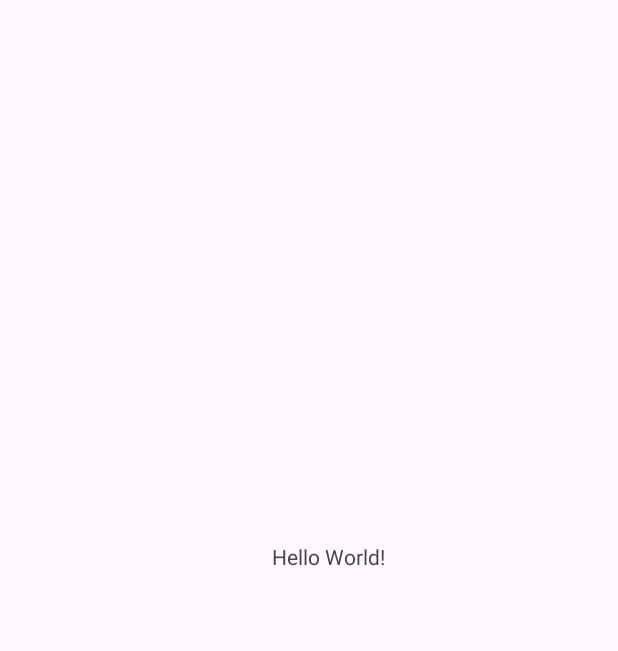
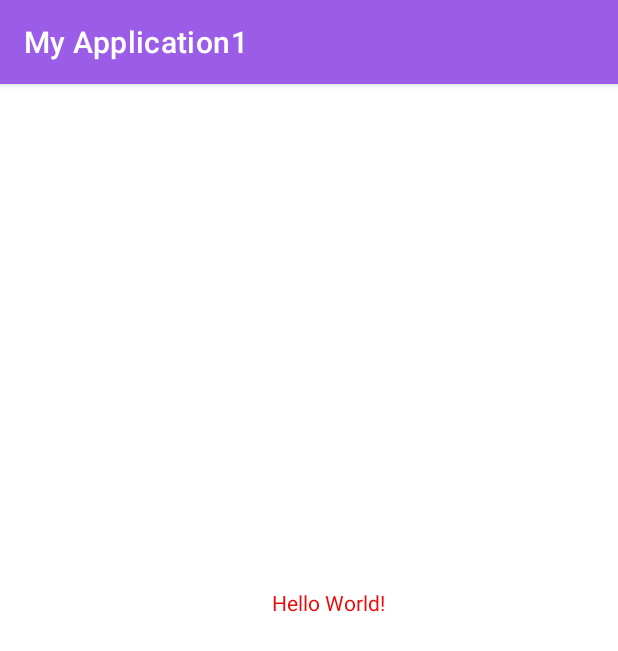
Before and after one commit to yangliu-lyla/MyApplication1, an Android app: the screen it shows after launch (MainActivity), on a phone screen of 412 x 824 dp. Before the commit the part shown is almost empty. Shown: the top 651 px of the screen. Run offline under Robolectric (Android 15) with nearby library versions, the phone set to English and light mode, and no system bars.

Commit message:
Second Commit: changed the icon and app colours

```diff
--- a/app/src/main/AndroidManifest.xml
+++ b/app/src/main/AndroidManifest.xml
@@ -6,9 +6,9 @@
         android:allowBackup="true"
         android:dataExtractionRules="@xml/data_extraction_rules"
         android:fullBackupContent="@xml/backup_rules"
-        android:icon="@mipmap/ic_launcher"
+        android:icon="@drawable/app_icon"
         android:label="@string/app_name"
-        android:roundIcon="@mipmap/ic_launcher_round"
+
         android:supportsRtl="true"
         android:theme="@style/Theme.MyApplication1"
         tools:targetApi="31">
--- a/app/src/main/res/mipmap-anydpi-v26/ic_launcher.xml
+++ /dev/null
@@ -1,6 +0,0 @@
-<?xml version="1.0" encoding="utf-8"?>
-<adaptive-icon xmlns:android="http://schemas.android.com/apk/res/android">
-    <background android:drawable="@drawable/ic_launcher_background" />
-    <foreground android:drawable="@drawable/ic_launcher_foreground" />
-    <monochrome android:drawable="@drawable/ic_launcher_foreground" />
-</adaptive-icon>
--- a/app/src/main/res/mipmap-anydpi-v26/ic_launcher_round.xml
+++ /dev/null
@@ -1,6 +0,0 @@
-<?xml version="1.0" encoding="utf-8"?>
-<adaptive-icon xmlns:android="http://schemas.android.com/apk/res/android">
-    <background android:drawable="@drawable/ic_launcher_background" />
-    <foreground android:drawable="@drawable/ic_launcher_foreground" />
-    <monochrome android:drawable="@drawable/ic_launcher_foreground" />
-</adaptive-icon>
--- a/app/src/main/res/values/colors.xml
+++ b/app/src/main/res/values/colors.xml
@@ -1,5 +1,10 @@
 <?xml version="1.0" encoding="utf-8"?>
 <resources>
+    <color name="my_primary">#9B5CE8</color>
+    <color name="my_secondary">#5409BF</color>
+    <color name="my_statusbar">#96939E</color>
+    <color name="my_text">#ED0A0A</color>
+
     <color name="black">#FF000000</color>
     <color name="white">#FFFFFFFF</color>
 </resources>
--- a/app/src/main/res/values/themes.xml
+++ b/app/src/main/res/values/themes.xml
@@ -1,9 +1,18 @@
 <resources xmlns:tools="http://schemas.android.com/tools">
     <!-- Base application theme. -->
-    <style name="Base.Theme.MyApplication1" parent="Theme.Material3.DayNight.NoActionBar">
-        <!-- Customize your light theme here. -->
-        <!-- <item name="colorPrimary">@color/my_light_primary</item> -->
+    <style name="Theme.MyApplication1" parent="Theme.MaterialComponents.DayNight.DarkActionBar">
+        <!-- Primary brand color. -->
+         <item name="colorPrimary">@color/my_primary</item>
+
+        <!-- Secondary brand color. -->
+        <item name="colorSecondary">@color/my_secondary</item>
+
+        <!-- Status bar color. -->
+        <item name="android:statusBarColor">@color/my_statusbar</item>
+
+        <item name="android:textColor">@color/my_text</item>
+
     </style>
 
-    <style name="Theme.MyApplication1" parent="Base.Theme.MyApplication1" />
+<!--    <style name="Theme.MyApplication1" parent="Base.Theme.MyApplication1" />-->
 </resources>
```
Also changed, not shown: app/src/main/res/drawable-v24/ic_launcher_foreground.xml (deleted, +0 -30 lines), app/src/main/res/drawable/app_icon.png (added), app/src/main/res/mipmap-hdpi/ic_launcher.webp (deleted), app/src/main/res/mipmap-hdpi/ic_launcher_round.webp (deleted), app/src/main/res/mipmap-mdpi/ic_launcher.webp (deleted), app/src/main/res/mipmap-mdpi/ic_launcher_round.webp (deleted), app/src/main/res/mipmap-xhdpi/ic_launcher.webp (deleted), app/src/main/res/mipmap-xhdpi/ic_launcher_round.webp (deleted), app/src/main/res/mipmap-xxhdpi/ic_launcher.webp (deleted), app/src/main/res/mipmap-xxhdpi/ic_launcher_round.webp (deleted), app/src/main/res/mipmap-xxxhdpi/ic_launcher.webp (deleted), app/src/main/res/mipmap-xxxhdpi/ic_launcher_round.webp (deleted).
